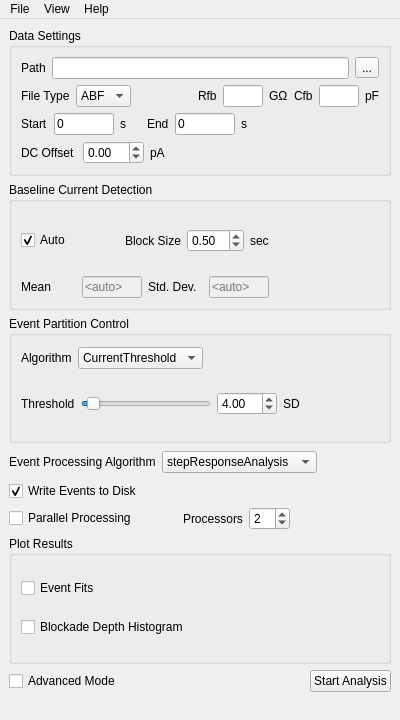
Qt form qtgui/ui/SettingsWindow.ui (usnistgov/mosaic) before a commit.
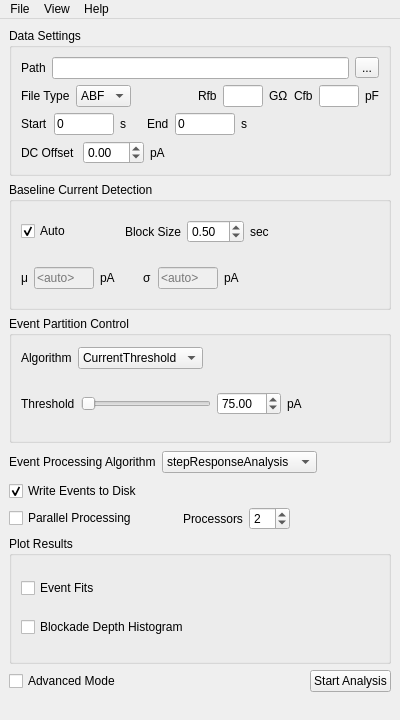
The same form after that commit.

Commit message: - Added all points histogram to trajectory viewer. This resolves issue #28 - Current threshold is now defined by an ionic current. The trajectory viewer displays the deviation of the threshold from the mean current. - Analysis settings are saved within the analysissettings table of the sqlite database. When an analysis database is loaded into the GUI, settings are parsed from within the database. - When an analysis file is loaded, widgets in the main window remain enabled. - Implemented an analysis log viewer.

Patch:
```diff
--- a/qtgui/ui/SettingsWindow.ui
+++ b/qtgui/ui/SettingsWindow.ui
@@ -360,8 +360,8 @@
       <property name="title">
        <string>Baseline Current Detection</string>
       </property>
-      <layout class="QGridLayout" name="gridLayout">
-       <item row="0" column="0">
+      <layout class="QHBoxLayout" name="horizontalLayout_18">
+       <item>
         <layout class="QVBoxLayout" name="verticalLayout">
          <item>
           <layout class="QHBoxLayout" name="horizontalLayout_14">
@@ -438,7 +438,7 @@
            <item>
             <widget class="QLabel" name="label_9">
              <property name="text">
-              <string>Mean</string>
+              <string>μ</string>
              </property>
             </widget>
            </item>
@@ -458,10 +458,30 @@
              </property>
             </widget>
            </item>
+           <item>
+            <widget class="QLabel" name="label_6">
+             <property name="text">
+              <string>pA</string>
+             </property>
+            </widget>
+           </item>
+           <item>
+            <spacer name="horizontalSpacer_14">
+             <property name="orientation">
+              <enum>Qt::Horizontal</enum>
+             </property>
+             <property name="sizeHint" stdset="0">
+              <size>
+               <width>20</width>
+               <height>10</height>
+              </size>
+             </property>
+            </spacer>
+           </item>
            <item>
             <widget class="QLabel" name="label_10">
              <property name="text">
-              <string>Std. Dev.</string>
+              <string>σ</string>
              </property>
             </widget>
            </item>
@@ -481,19 +501,39 @@
              </property>
             </widget>
            </item>
+           <item>
+            <widget class="QLabel" name="label_12">
+             <property name="text">
+              <string>pA</string>
+             </property>
+            </widget>
+           </item>
+           <item>
+            <spacer name="horizontalSpacer_13">
+             <property name="orientation">
+              <enum>Qt::Horizontal</enum>
+             </property>
+             <property name="sizeHint" stdset="0">
+              <size>
+               <width>30</width>
+               <height>20</height>
+              </size>
+             </property>
+            </spacer>
+           </item>
           </layout>
          </item>
         </layout>
        </item>
-       <item row="0" column="1">
+       <item>
         <spacer name="horizontalSpacer_4">
          <property name="orientation">
           <enum>Qt::Horizontal</enum>
          </property>
          <property name="sizeHint" stdset="0">
           <size>
-           <width>64</width>
-           <height>20</height>
+           <width>49</width>
+           <height>65</height>
           </size>
          </property>
         </spacer>
@@ -590,7 +630,7 @@
             <number>1</number>
            </property>
            <property name="value">
-            <number>4</number>
+            <number>0</number>
            </property>
            <property name="orientation">
             <enum>Qt::Horizontal</enum>
@@ -633,23 +673,23 @@
             <bool>true</bool>
            </property>
            <property name="minimum">
-            <double>0.500000000000000</double>
+            <double>0.000000000000000</double>
            </property>
            <property name="maximum">
-            <double>25.000000000000000</double>
+            <double>999.000000000000000</double>
            </property>
            <property name="singleStep">
             <double>0.100000000000000</double>
            </property>
            <property name="value">
-            <double>4.000000000000000</double>
+            <double>75.000000000000000</double>
            </property>
           </widget>
          </item>
          <item>
           <widget class="QLabel" name="label_4">
            <property name="text">
-            <string>SD</string>
+            <string>pA</string>
            </property>
           </widget>
          </item>
```
Left out of the diff: 1 changed line with no effect on the pictures. The commit also changes 15 other files.
